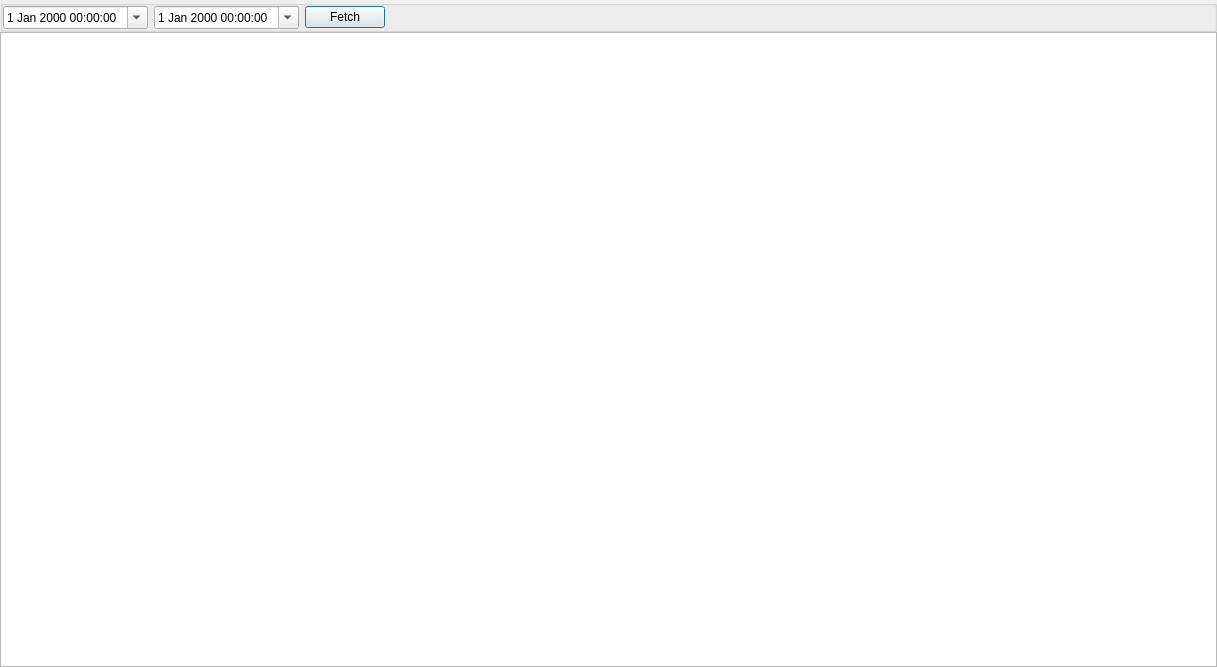
Above: audithub/auditdialog.ui from ytxerp/ytx-client before the change. Below: the same form after it.
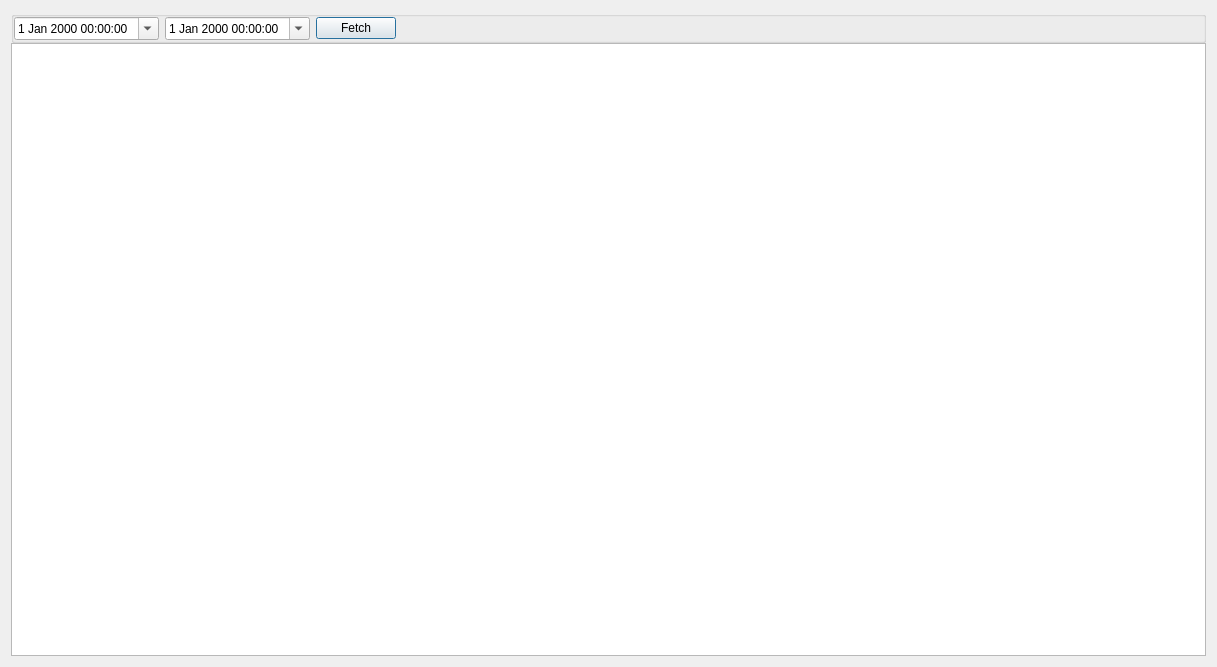
That is the form after the change. Custom widgets are drawn as their Qt base class.

```diff
--- a/audithub/auditdialog.ui
+++ b/audithub/auditdialog.ui
@@ -14,18 +14,6 @@
    <string>Audit</string>
   </property>
   <layout class="QGridLayout" name="gridLayout">
-   <property name="leftMargin">
-    <number>0</number>
-   </property>
-   <property name="topMargin">
-    <number>0</number>
-   </property>
-   <property name="rightMargin">
-    <number>0</number>
-   </property>
-   <property name="bottomMargin">
-    <number>0</number>
-   </property>
    <property name="verticalSpacing">
     <number>0</number>
    </property>
```
Left out of the diff: 2 changed lines with no effect on the pictures.
